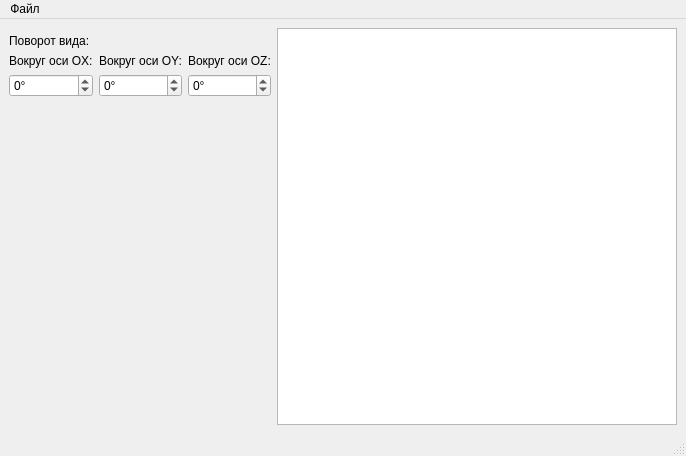
First picture: the form in mainwindow.ui, repository cool-palace/Collaborative-Robot, before the edit.
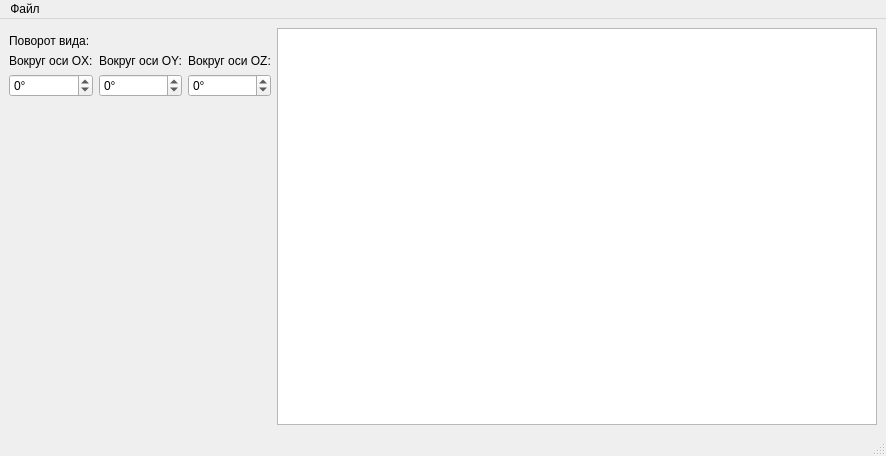
Second picture: the form after the edit.

Commit message: Increased view width

```diff
--- a/mainwindow.ui
+++ b/mainwindow.ui
@@ -120,7 +120,7 @@
         </property>
         <property name="minimumSize">
          <size>
-          <width>400</width>
+          <width>600</width>
           <height>300</height>
          </size>
         </property>
```
